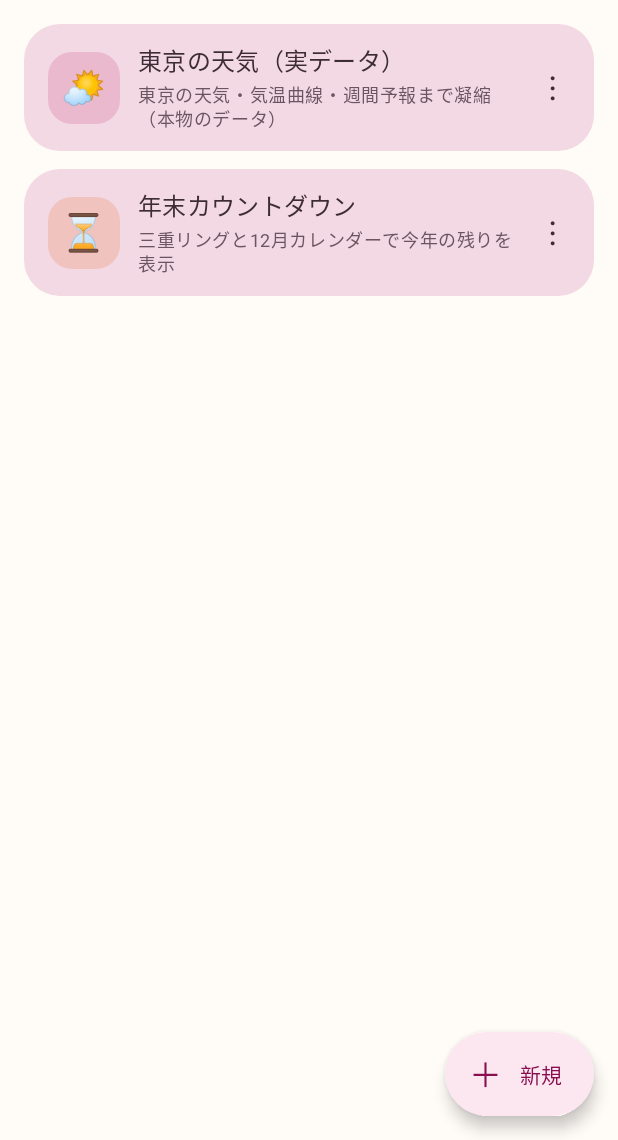
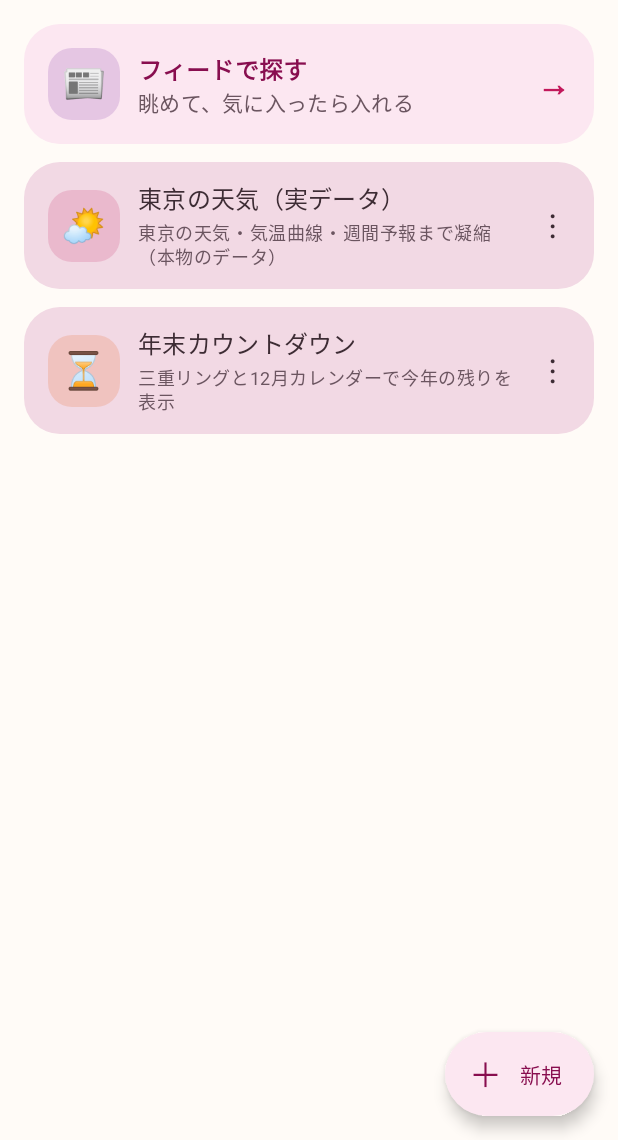
Before and after one commit to TaigaShinohara/Scriptlet, an Android app built with Jetpack Compose: the screen it shows after launch (MainActivity), after a tap on "← 一覧", on a phone screen of 412 x 824 dp, the part 96-1236 px from its top. Run offline under Robolectric (Android 15) with nearby library versions, the phone set to English and light mode, and no system bars; libraries missing offline, so code that uses them is left out: androidx.glance, androidx.glance.appwidget, com.dokar.quickjs; 2 statements that could not run were skipped; 2 other taps on this screen came first.

Commit message:
feat: フィード画面 v0.22.0-feed
プリセットを「眺めて→気に入ったら入れる」発見導線を追加（本人の依頼）。
- 一覧の先頭に「フィードで探す」入口カード
- フィード画面: 全15プリセットを大きなカードで縦に流し、各カードが
  スクリプトを実際に実行してウィジェットをプレビュー表示
- 「入れる」で自分のスクリプトに追加して編集画面へ（そのまま
  ホーム画面に置ける）。追加済みのものは「追加済み（開く）」
- スクリーンショットテストにフィード画面を追加（全4件 verify 合格）

```diff
--- a/app/build.gradle.kts
+++ b/app/build.gradle.kts
@@ -29,8 +29,8 @@ android {
         applicationId = "app.scriptlet"
         minSdk = 26
         targetSdk = 36
-        versionCode = 37
-        versionName = "0.21.0-animproto"
+        versionCode = 38
+        versionName = "0.22.0-feed"
     }
 
     signingConfigs {
--- a/app/src/main/java/app/scriptlet/MainActivity.kt
+++ b/app/src/main/java/app/scriptlet/MainActivity.kt
@@ -217,6 +217,7 @@ private fun ScriptletApp(store: ScriptStore, engine: ScriptEngine) {
     var editingId by remember { mutableStateOf<String?>(null) }
     var createSeed by remember { mutableStateOf<Triple<String, String, String>?>(null) }
     var showHelp by remember { mutableStateOf(false) }
+    var showFeed by remember { mutableStateOf(false) }
     // Manual replay from the help screen: same onboarding, but leaving it
     // returns to the list and the recorded version is left untouched.
     var replayOnboarding by remember { mutableStateOf(false) }
@@ -234,6 +235,15 @@ private fun ScriptletApp(store: ScriptStore, engine: ScriptEngine) {
                 prefs.edit().putInt("onboarding_version", 3).apply()
                 onboardingDone = true
                 replayOnboarding = false
+            },
+        )
+        showFeed -> app.scriptlet.ui.FeedScreen(
+            store = store,
+            engine = engine,
+            onBack = { showFeed = false },
+            onOpenScript = { id ->
+                showFeed = false
+                editingId = id
             },
         )
         showHelp -> HelpScreen(
@@ -273,6 +283,7 @@ private fun ScriptletApp(store: ScriptStore, engine: ScriptEngine) {
             onOpen = { editingId = it },
             onNew = { name, code, desc -> createSeed = Triple(name, code, desc) },
             onHelp = { showHelp = true },
+            onFeed = { showFeed = true },
         )
     }
 }
@@ -281,7 +292,7 @@ private fun ScriptletApp(store: ScriptStore, engine: ScriptEngine) {
 @Composable
 // internal (not private) so the JVM screenshot tests in this module can
 // render the real screen; no behaviour change.
-internal fun ListScreen(store: ScriptStore, onOpen: (String) -> Unit, onNew: (String, String, String) -> Unit, onHelp: () -> Unit) {
+internal fun ListScreen(store: ScriptStore, onOpen: (String) -> Unit, onNew: (String, String, String) -> Unit, onHelp: () -> Unit, onFeed: () -> Unit = {}) {
     val context = LocalContext.current
     val scripts by store.scripts.collectAsState()
     // Placed-widget manager data: every widget instance on the home screen
@@ -362,6 +373,44 @@ internal fun ListScreen(store: ScriptStore, onOpen: (String) -> Unit, onNew: (St
             // re-explained what the cards and the FAB already show; the
             // list's job is picking a script, and the promise lives in the
             // onboarding (its canonical place).
+            // The feed entry is functional navigation, not a band: it is
+            // the discovery path the user asked for (2026-11-25) — browse
+            // the presets as live cards, add the ones you like.
+            item {
+                Card(
+                    modifier = Modifier.fillMaxWidth().clickable { onFeed() },
+                    shape = RoundedCornerShape(Tokens.CardRadius),
+                    colors = CardDefaults.cardColors(
+                        containerColor = MaterialTheme.colorScheme.primaryContainer,
+                    ),
+                ) {
+                    Row(
+                        modifier = Modifier.padding(Tokens.CardPadding),
+                        verticalAlignment = Alignment.CenterVertically,
+                    ) {
+                        EmojiTile(name = "📰 フィード", seed = "feed", size = 48.dp, emojiSize = 24)
+                        Spacer(Modifier.size(Tokens.ItemSpacing))
+                        Column(modifier = Modifier.weight(1f)) {
+                            Text(
+                                "フィードで探す",
+                                style = MaterialTheme.typography.titleMedium,
+                                fontWeight = FontWeight.Bold,
+                            )
+                            Text(
+                                "眺めて、気に入ったら入れる",
+                                style = MaterialTheme.typography.bodyMedium,
+                                color = MaterialTheme.colorScheme.onSurfaceVariant,
+                            )
+                        }
+                        Text(
+                            "→",
+                            style = MaterialTheme.typography.titleLarge,
+                            color = MaterialTheme.colorScheme.primary,
+                            fontWeight = FontWeight.Bold,
+                        )
+                    }
+                }
+            }
             if (placedWidgets.isNotEmpty()) {
                 item {
                     Card(
```
Also changed, not shown: app/src/main/java/app/scriptlet/ui/Feed.kt (added, +231 -0 lines), 4 other files.
